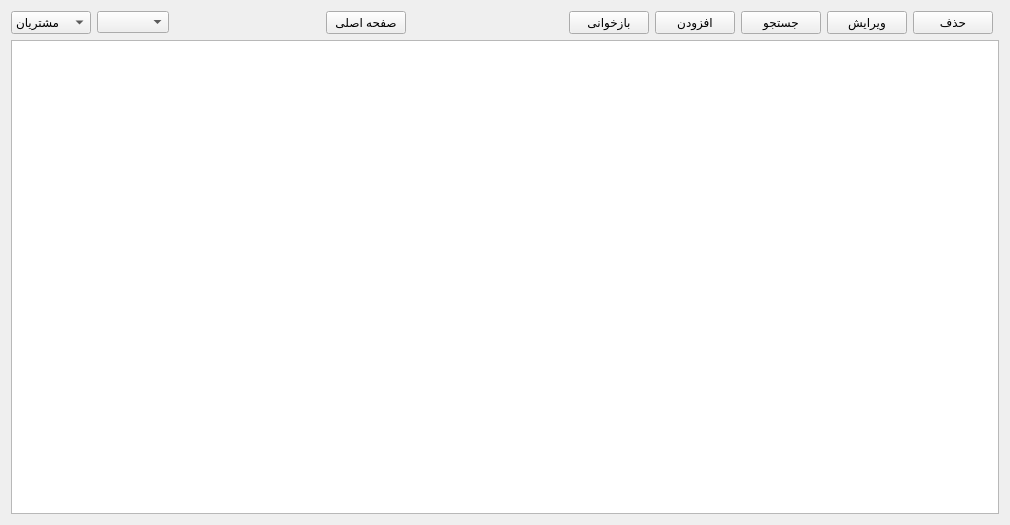
The window that tables.ui (kia-far/QtDBS) describes before a commit, drawn with Qt 5.
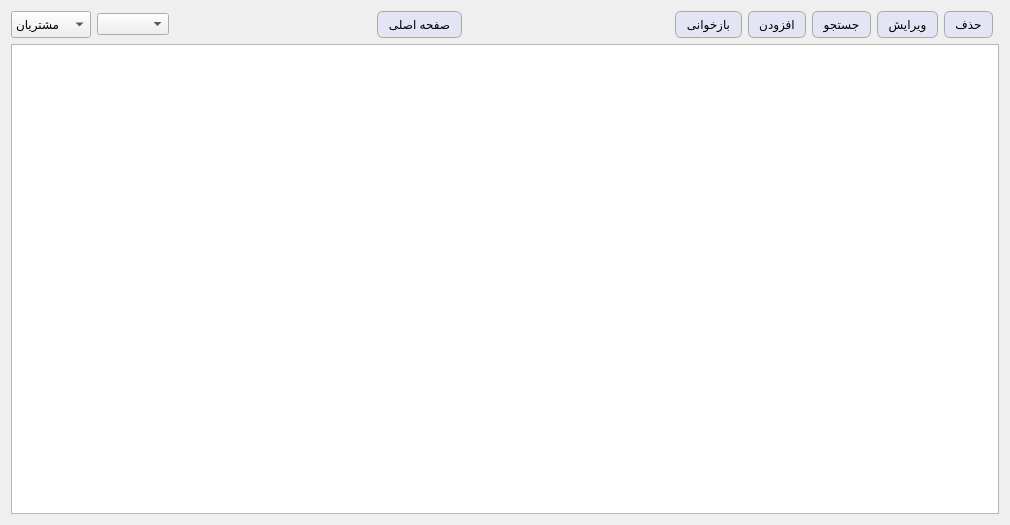
The same window after the commit.

Commit message: added stylesheet for buttons

```diff
--- a/tables.ui
+++ b/tables.ui
@@ -14,7 +14,30 @@
    <string>Form</string>
   </property>
   <property name="styleSheet">
-   <string notr="true">font: 12pt &quot;Segoe UI&quot;;</string>
+   <string notr="true">QPushButton {
+    background-color: rgb(228, 229, 244); /* Light gray background */
+    border: 1px solid #a9a9a9; /* Darker gray border for a 3D effect */
+    border-radius: 6px; /* Rounded corners */
+    padding: 5px 10px; /* Padding for a button-like appearance */
+    color: black; /* Text color */
+    
+    /* Subtle gradient for a shiny effect */
+    background: qlineargradient(spread:pad, x1:0, y1:0, x2:0, y2:1, 
+                                stop:0 #f0f0f0, stop:1 #d3d3d3);
+}
+
+QPushButton:hover {
+    background-color: #e6e6e6; /* Change to a lighter shade on hover */
+    border-color: #b0b0b0; /* Change border color on hover */
+}
+
+QPushButton:pressed {
+    background-color: #bfbfbf; /* Darker gray when pressed */
+    border-color: #808080; /* Slightly darker border when pressed */
+}
+
+
+QWidget {font: 12pt &quot;Segoe UI&quot;;}</string>
   </property>
   <layout class="QGridLayout" name="gridLayout">
    <item row="0" column="4">
```
The commit also changes 29 other files.
